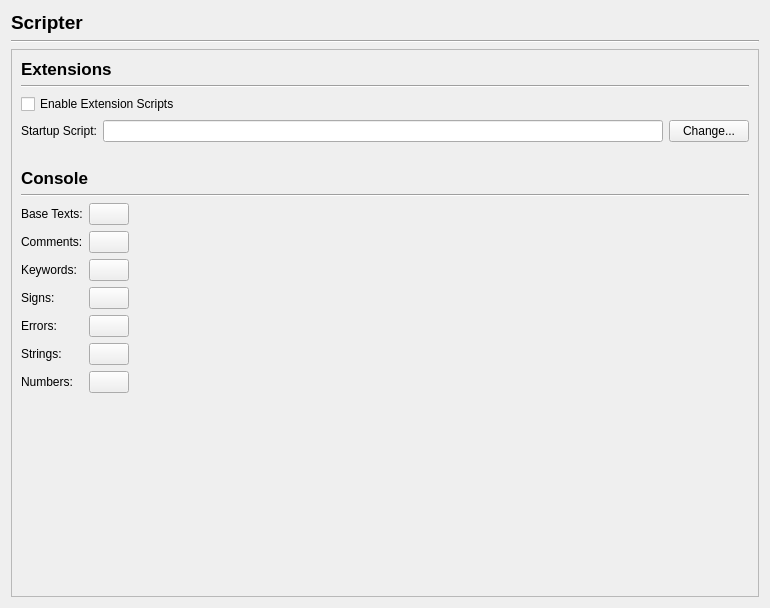
First picture: the form in scribus/plugins/scriptplugin/prefs_scripterbase.ui, repository scribusproject/scribus, before the edit.
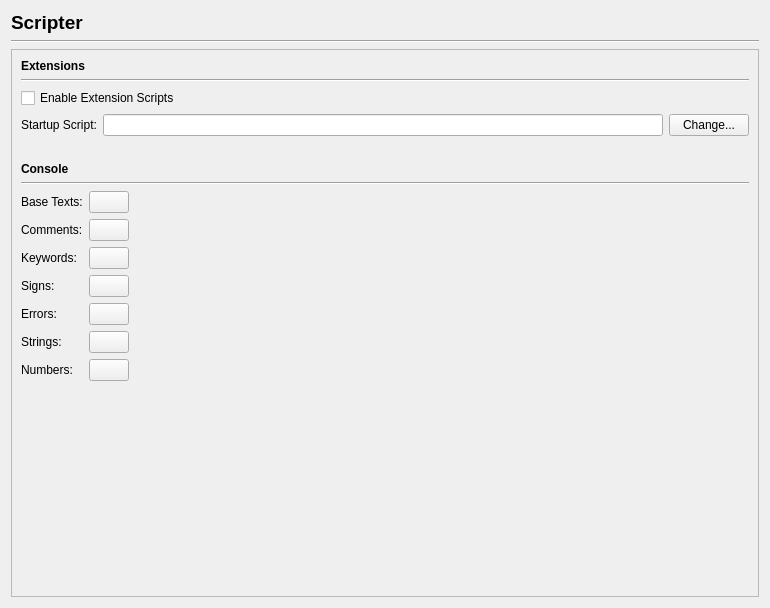
Second picture: the form after the edit.

Diff of the .ui file:
```diff
--- a/scribus/plugins/scriptplugin/prefs_scripterbase.ui
+++ b/scribus/plugins/scriptplugin/prefs_scripterbase.ui
@@ -54,7 +54,6 @@
         <widget class="QLabel" name="label">
          <property name="font">
           <font>
-           <pointsize>13</pointsize>
            <weight>75</weight>
            <bold>true</bold>
           </font>
@@ -119,7 +118,6 @@
         <widget class="QLabel" name="label_3">
          <property name="font">
           <font>
-           <pointsize>13</pointsize>
            <weight>75</weight>
            <bold>true</bold>
           </font>
```
Left out of the diff: 4 changed lines with no effect on the pictures.
